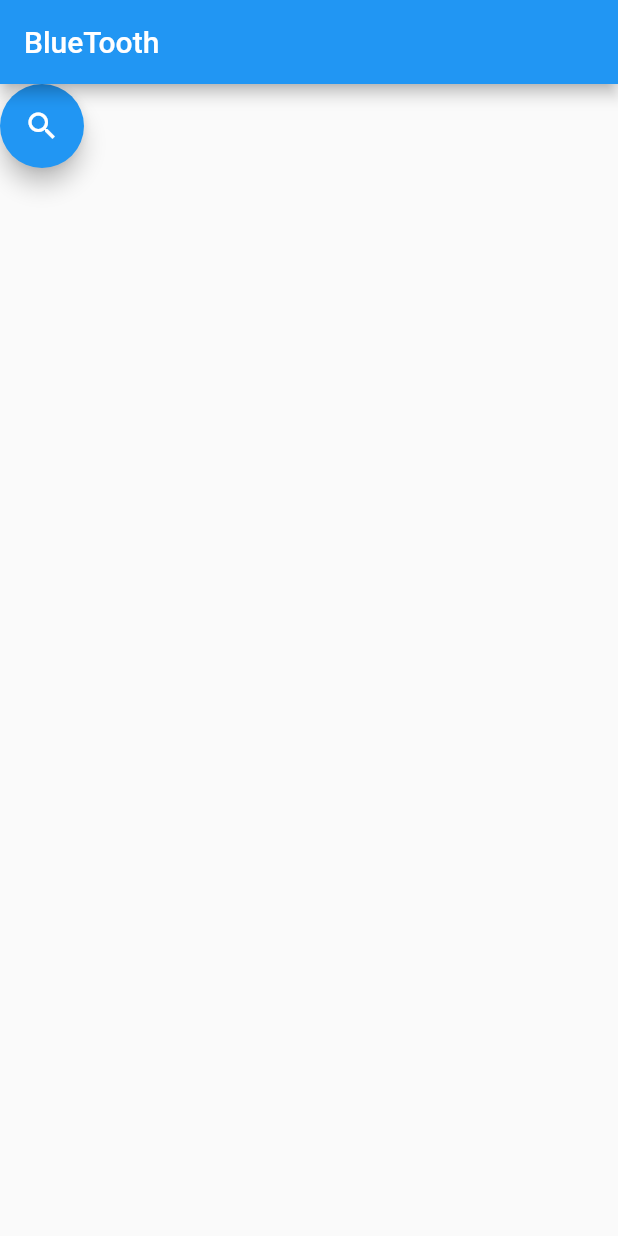
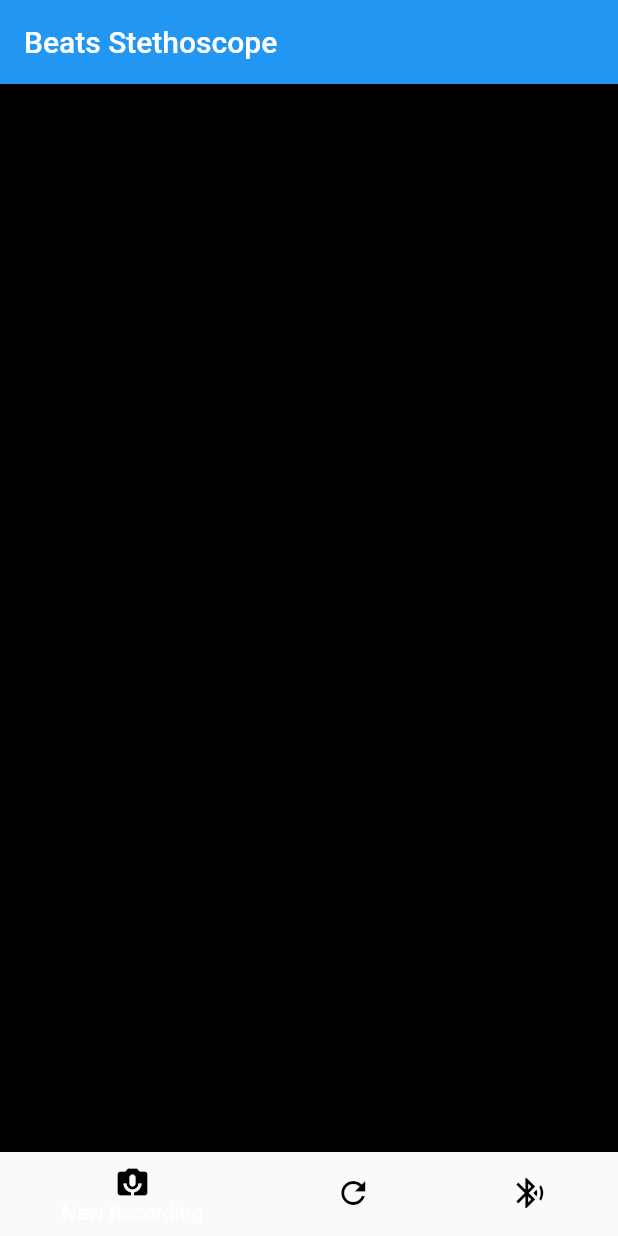
Before and after one commit to Rockwell-Holbrook/nursing_capstone, a Flutter app: the screen it shows after launch, on a phone screen of 412 x 824 dp. Run offline on Flutter 3.47's test engine with Material 2 defaults, Android fonts, the phone set to English and light mode, and no system bars; our stand-ins replace flutter_blue.

Commit message:
Adding home page

```diff
--- /dev/null
+++ b/mobile/lib/pages/home.dart
@@ -0,0 +1,63 @@
+import 'package:flutter/material.dart';
+import 'package:mobile/widgets/devices_dialog.dart';
+
+class Home extends StatefulWidget {
+  @override
+  _HomeState createState() => new _HomeState();
+}
+
+class _HomeState extends State<Home> {
+
+  int _pageNumber;
+
+  void initState() {
+    super.initState();
+    _pageNumber = 0;
+  }
+
+  List<BottomNavigationBarItem> items = [
+    BottomNavigationBarItem(
+      icon: Icon(Icons.perm_camera_mic,color: Color.fromARGB(255, 0, 0, 0)),
+      title: new Text('New Recording')
+    ),
+    BottomNavigationBarItem(
+      icon: Icon(Icons.refresh,color: Color.fromARGB(255, 0, 0, 0)),
+      title: new Text('Review Recordings')
+    ),
+    BottomNavigationBarItem(
+      icon: Icon(Icons.bluetooth_audio,color: Color.fromARGB(255, 0, 0, 0)),
+      title: new Text('Test Bluetooth Connection')
+    )
+  ];
+
+  @override
+  Widget build(BuildContext context) {
+    return Scaffold(
+      appBar: AppBar(
+        title: Text('Beats Stethoscope'),
+      ),
+      body: IndexedStack(
+        index: _pageNumber,
+        children: <Widget>[
+          Container(
+            color: Colors.black,
+          ),
+          Container(
+            color: Colors.blue,
+          ),
+          DevicesDialog()
+        ],
+      ),
+      bottomNavigationBar: BottomNavigationBar(
+        items: items,
+        currentIndex: _pageNumber,
+        type: BottomNavigationBarType.shifting,
+        onTap: (index) {
+          setState(() {
+           _pageNumber = index;
+          });
+        },
+      ),
+    );
+  }
+}
--- a/mobile/pubspec.yaml
+++ b/mobile/pubspec.yaml
@@ -20,6 +20,7 @@ dependencies:
   flutter:
     sdk: flutter
   flutter_blue: ^0.6.3
+  amazon_cognito_identity_dart: ^0.0.22
 
 
   # The following adds the Cupertino Icons font to your application.
```
Also changed, not shown: mobile/lib/main.dart (+2 -86 lines), mobile/pubspec.lock.
